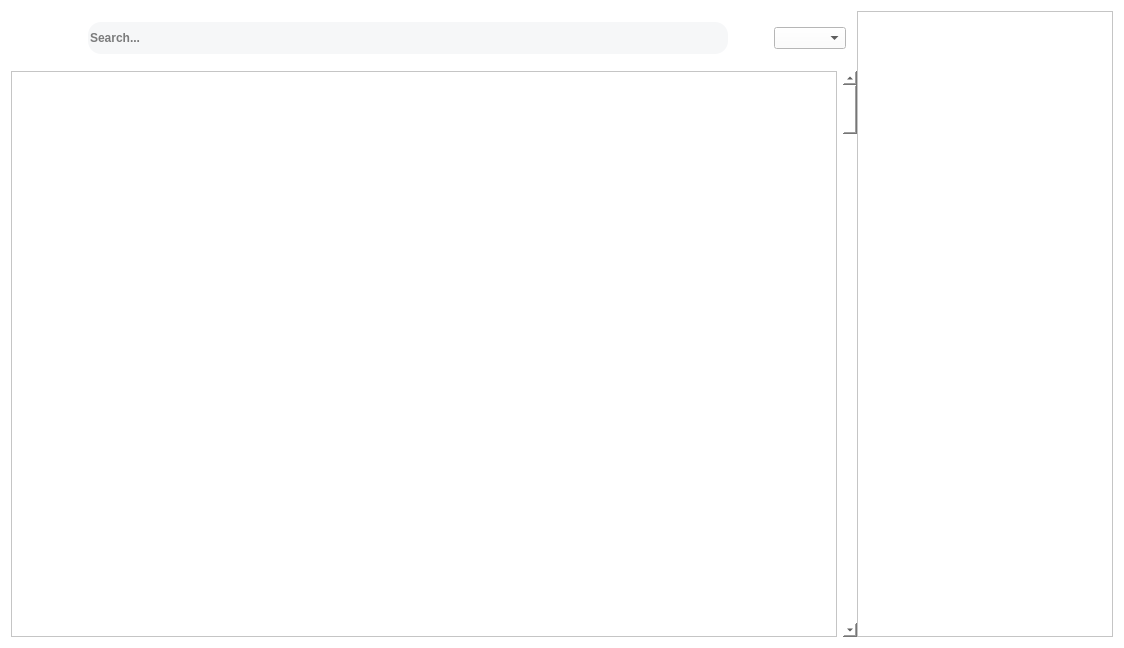
First picture: the form in Reddit69.ui, repository Tomkode/RedditClone, before the edit.
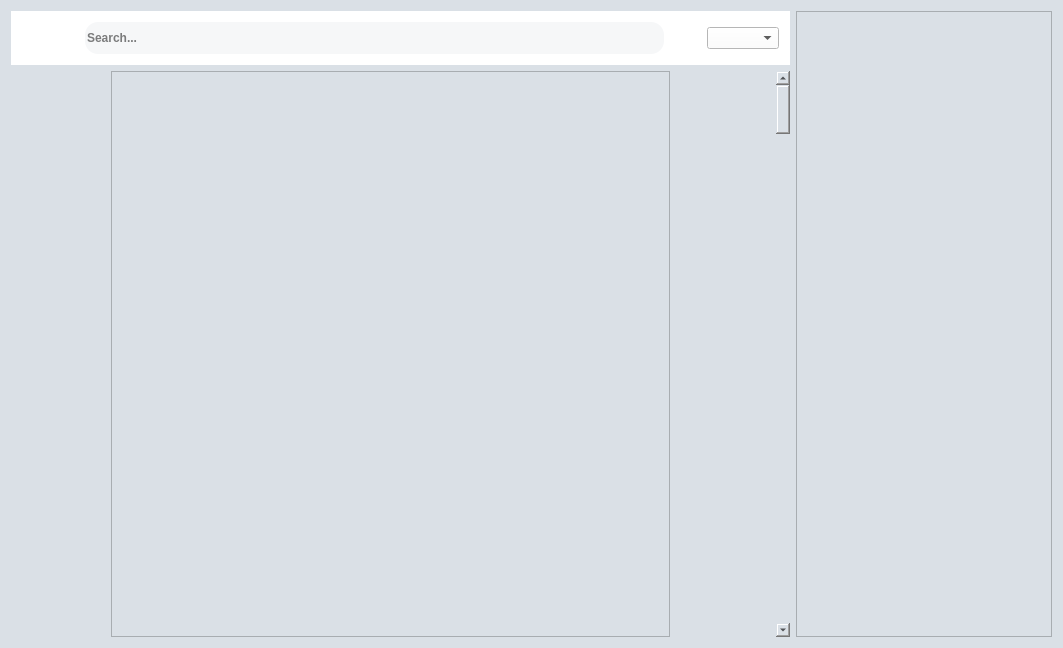
Second picture: the form after the edit. Icons and pictures are not drawn.

```diff
--- a/Reddit69.ui
+++ b/Reddit69.ui
@@ -6,7 +6,7 @@
    <rect>
     <x>0</x>
     <y>0</y>
-    <width>1124</width>
+    <width>1063</width>
     <height>648</height>
    </rect>
   </property>
@@ -21,21 +21,12 @@
   </property>
   <property name="styleSheet">
    <string notr="true">
-background-color: rgb(255, 255, 255)
+background-color: #dae0e6
 </string>
   </property>
-  <layout class="QVBoxLayout" name="verticalLayout_2">
+  <layout class="QHBoxLayout" name="horizontalLayout_4">
    <item>
-    <layout class="QHBoxLayout" name="horizontalLayout_2">
-     <property name="spacing">
-      <number>0</number>
-     </property>
-     <property name="sizeConstraint">
-      <enum>QLayout::SetNoConstraint</enum>
-     </property>
-     <property name="leftMargin">
-      <number>0</number>
-     </property>
+    <layout class="QHBoxLayout" name="horizontalLayout_3">
      <item>
       <layout class="QVBoxLayout" name="verticalLayout">
        <item>
@@ -55,7 +46,7 @@
          <property name="styleSheet">
           <string notr="true">background-color: rgb(255, 255, 255);</string>
          </property>
-         <layout class="QHBoxLayout" name="horizontalLayout_3">
+         <layout class="QHBoxLayout" name="horizontalLayout_2">
           <item>
            <widget class="QLabel" name="label_2">
             <property name="sizePolicy">
@@ -94,8 +85,8 @@
             </property>
             <property name="sizeHint" stdset="0">
              <size>
-              <width>40</width>
-              <height>20</height>
+              <width>37</width>
+              <height>17</height>
              </size>
             </property>
            </spacer>
@@ -136,8 +127,8 @@
             </property>
             <property name="sizeHint" stdset="0">
              <size>
-              <width>40</width>
-              <height>20</height>
+              <width>37</width>
+              <height>17</height>
              </size>
             </property>
            </spacer>
@@ -150,6 +141,22 @@
        </item>
        <item>
         <layout class="QHBoxLayout" name="horizontalLayout">
+         <item>
+          <spacer name="horizontalSpacer_4">
+           <property name="orientation">
+            <enum>Qt::Horizontal</enum>
+           </property>
+           <property name="sizeType">
+            <enum>QSizePolicy::Minimum</enum>
+           </property>
+           <property name="sizeHint" stdset="0">
+            <size>
+             <width>100</width>
+             <height>20</height>
+            </size>
+           </property>
+          </spacer>
+         </item>
          <item>
           <widget class="QScrollArea" name="postArea">
            <property name="widgetResizable">
@@ -160,13 +167,29 @@
              <rect>
               <x>0</x>
               <y>0</y>
-              <width>819</width>
+              <width>540</width>
               <height>558</height>
              </rect>
             </property>
            </widget>
           </widget>
          </item>
+         <item>
+          <spacer name="horizontalSpacer_3">
+           <property name="orientation">
+            <enum>Qt::Horizontal</enum>
+           </property>
+           <property name="sizeType">
+            <enum>QSizePolicy::Minimum</enum>
+           </property>
+           <property name="sizeHint" stdset="0">
+            <size>
+             <width>100</width>
+             <height>20</height>
+            </size>
+           </property>
+          </spacer>
+         </item>
          <item>
           <widget class="QScrollBar" name="verticalScrollBar">
            <property name="orientation">
```
